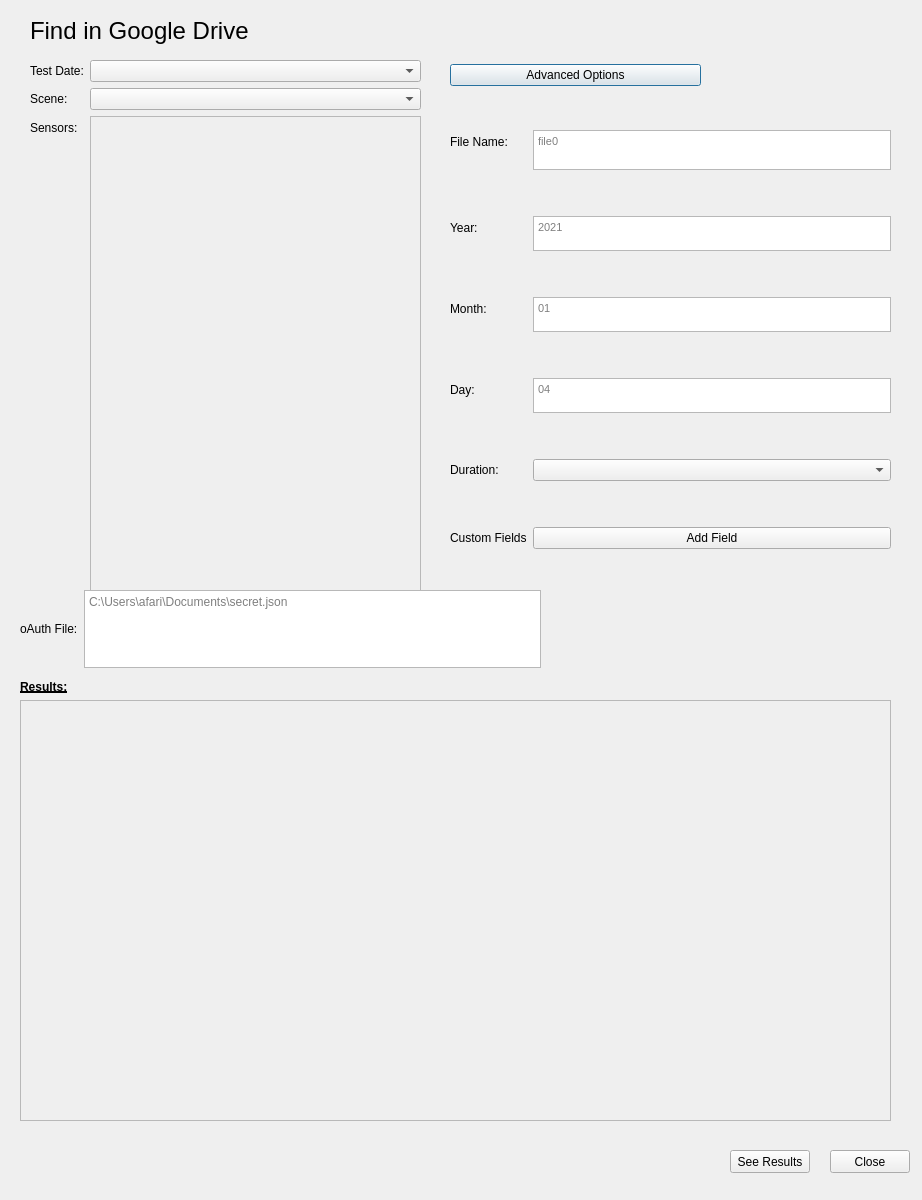
Qt form Utilities/GDriveDataImport/import_google_drive_popup.ui (Georgia-Tech-Off-Road/GTORDaata) before a commit.
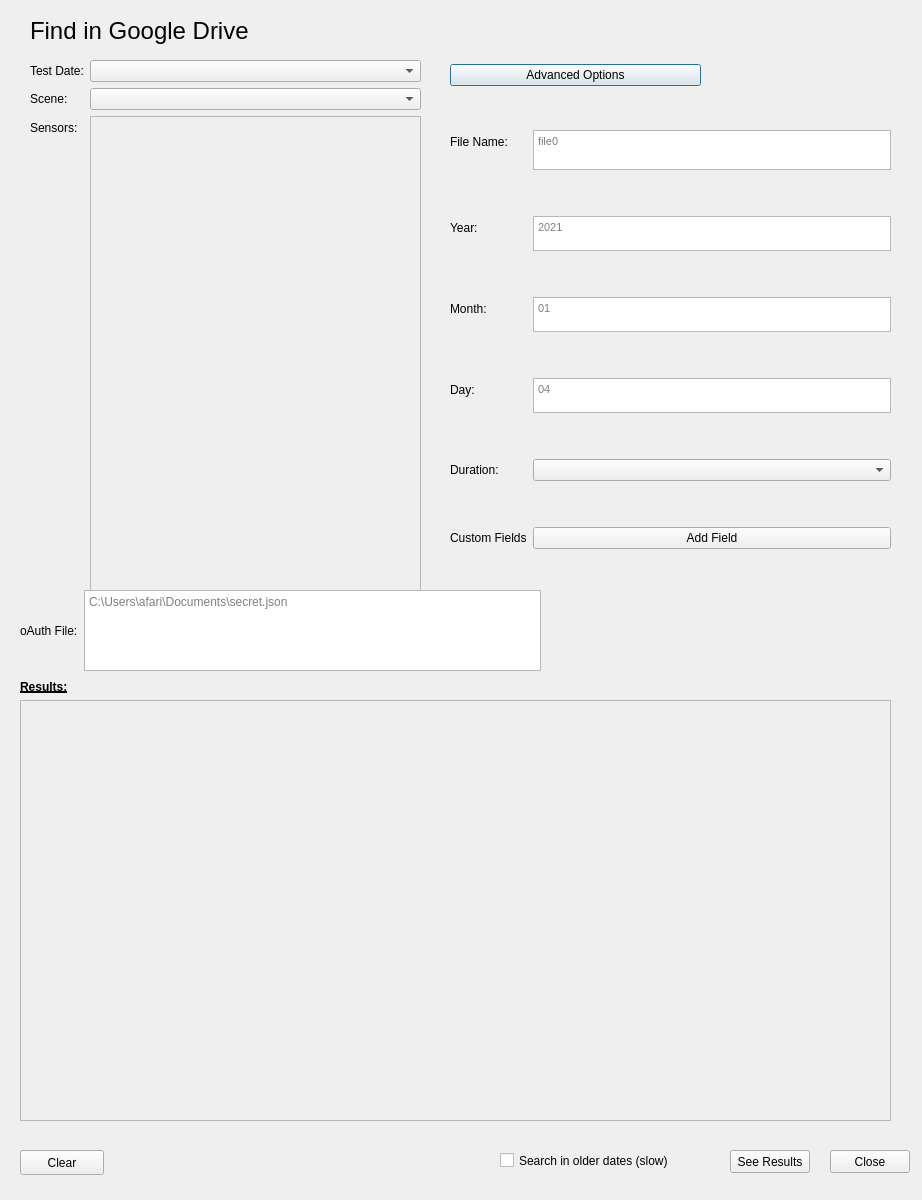
The same form after that commit.

Commit message: Added clear and depe search buttons in GDImport

Patch:
```diff
--- a/Utilities/GDriveDataImport/import_google_drive_popup.ui
+++ b/Utilities/GDriveDataImport/import_google_drive_popup.ui
@@ -331,7 +331,7 @@
       <x>0</x>
       <y>530</y>
       <width>521</width>
-      <height>78</height>
+      <height>81</height>
      </rect>
     </property>
     <layout class="QHBoxLayout" name="horizontalLayout">
@@ -426,6 +426,32 @@
     <string>Close</string>
    </property>
   </widget>
+  <widget class="QCheckBox" name="search_older_dates">
+   <property name="geometry">
+    <rect>
+     <x>500</x>
+     <y>1140</y>
+     <width>181</width>
+     <height>41</height>
+    </rect>
+   </property>
+   <property name="text">
+    <string>Search in older dates (slow)</string>
+   </property>
+  </widget>
+  <widget class="QPushButton" name="clearButton">
+   <property name="geometry">
+    <rect>
+     <x>20</x>
+     <y>1150</y>
+     <width>84</width>
+     <height>25</height>
+    </rect>
+   </property>
+   <property name="text">
+    <string>Clear</string>
+   </property>
+  </widget>
  </widget>
  <resources/>
  <connections/>
```
Left out of the diff: 2 changed lines with no effect on the pictures. The commit also changes 1 other file.
